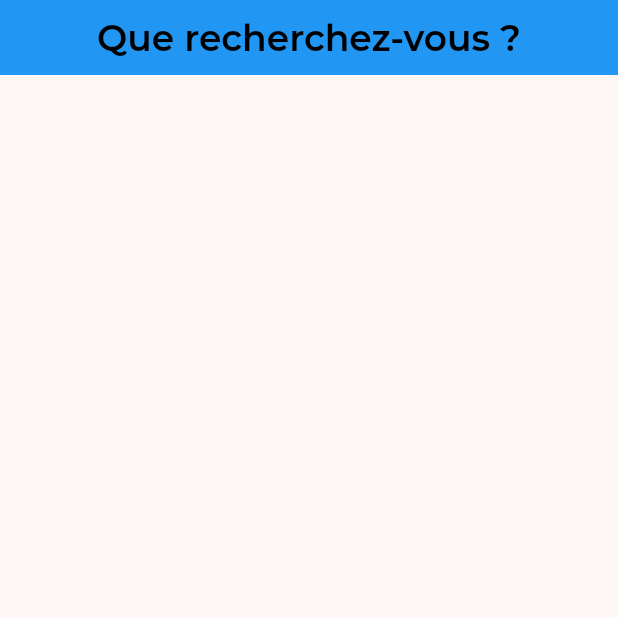
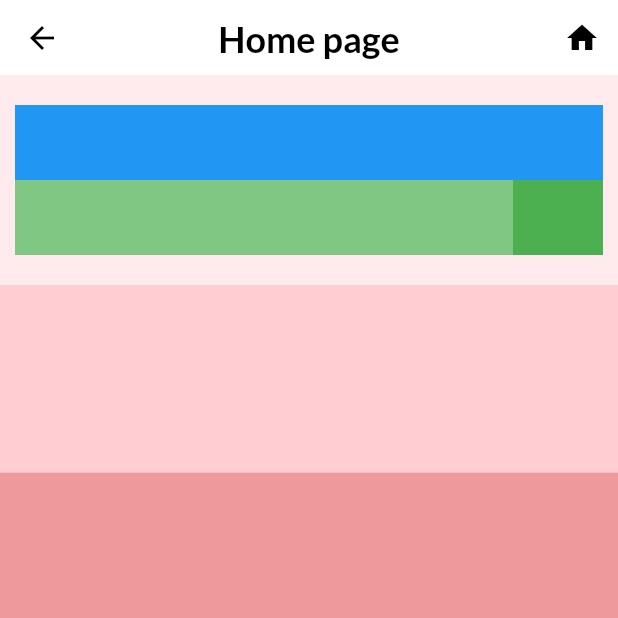
Before and after one commit to gastonduault/PolyWine, a Flutter app: the screen it shows after launch, on a phone screen of 412 x 824 dp, the top half of it. Run offline on Flutter 3.47's test engine with Material 3 defaults, Android fonts, the phone set to English and light mode, and no system bars; our stand-ins replace google_fonts.

Commit message:
Modifications front containers

```diff
--- a/front/lib/main.dart
+++ b/front/lib/main.dart
@@ -1,7 +1,7 @@
 import 'package:flutter/material.dart';
 import 'package:google_fonts/google_fonts.dart';
 
-const d_pink = Color(0xFFFFF6F6);
+const d_pink = Color(0xFFFEEBEB); // Couleur principale maquette
 
 void main() {
   runApp(MainApp());
@@ -25,8 +25,14 @@ class HomePage extends StatelessWidget {
   Widget build(BuildContext context) {
     return Scaffold(
       appBar: MyAppBar(),
-      body: Container(
-        color: d_pink,
+      body: SingleChildScrollView(
+        child: Column(
+          children: [
+            SearchSection(),
+            InfosSection(),
+            BouteilleSection(),
+          ],
+        ),
       ),
     );
   }
@@ -37,19 +43,88 @@ class MyAppBar extends StatelessWidget implements PreferredSizeWidget {
   @override
   Widget build(BuildContext context) {
     return AppBar(
-      title: Align(
-        alignment: Alignment.center,
-        child: Text(
-          'Que recherchez-vous ?',
-          style: GoogleFonts.montserrat(
+      leading: const IconButton(
+        icon: Icon(
+          Icons.arrow_back,
+          color: Colors.black,
+          size: 24,
+        ),
+        onPressed: null,
+      ),
+      title: Text(
+          'Home page',
+          style: GoogleFonts.lato(
             color: Colors.black,
             fontSize: 24,
-            fontWeight: FontWeight.w600,
-
+            fontWeight: FontWeight.w700,
           ),
         ),
+      actions: const [
+        IconButton(
+        icon: Icon(
+          Icons.home,
+          color: Colors.black,
+          size: 24,
+        ),
+        onPressed: null,
       ),
-      backgroundColor: Colors.blue,
+      ],
+      centerTitle: true,
+      backgroundColor: Colors.white,
     );
   }
 }
+
+class SearchSection extends StatelessWidget {
+  @override
+  Widget build(BuildContext context) {
+    return Container(
+      color: Colors.red[50],
+      padding: const EdgeInsets.fromLTRB(10, 20, 10, 20),
+      child: Column(
+        children: [
+          Container(
+            height: 50,
+            color: Colors.blue,
+          ),
+          Row(
+            children: [
+              Expanded(
+                child: Container(
+                  height: 50,
+                  color: Colors.green[300],
+                  // child: const TextField(),
+                )
+              ),
+              Container(
+                height: 50,
+                width: 60,
+                color: Colors.green,
+              ),
+            ],
+          ),
+        ],
+      ),
+    );
+  }
+}
+
+class InfosSection extends StatelessWidget {
+  @override
+  Widget build(BuildContext context) {
+    return Container(
+      height: 125,
+      color: Colors.red[100],
+    );
+  }
+}
+
+class BouteilleSection extends StatelessWidget {
+  @override
+  Widget build(BuildContext context) {
+    return Container(
+      height: 1500,
+      color: Colors.red[200],
+    );
+  }
+}
```
